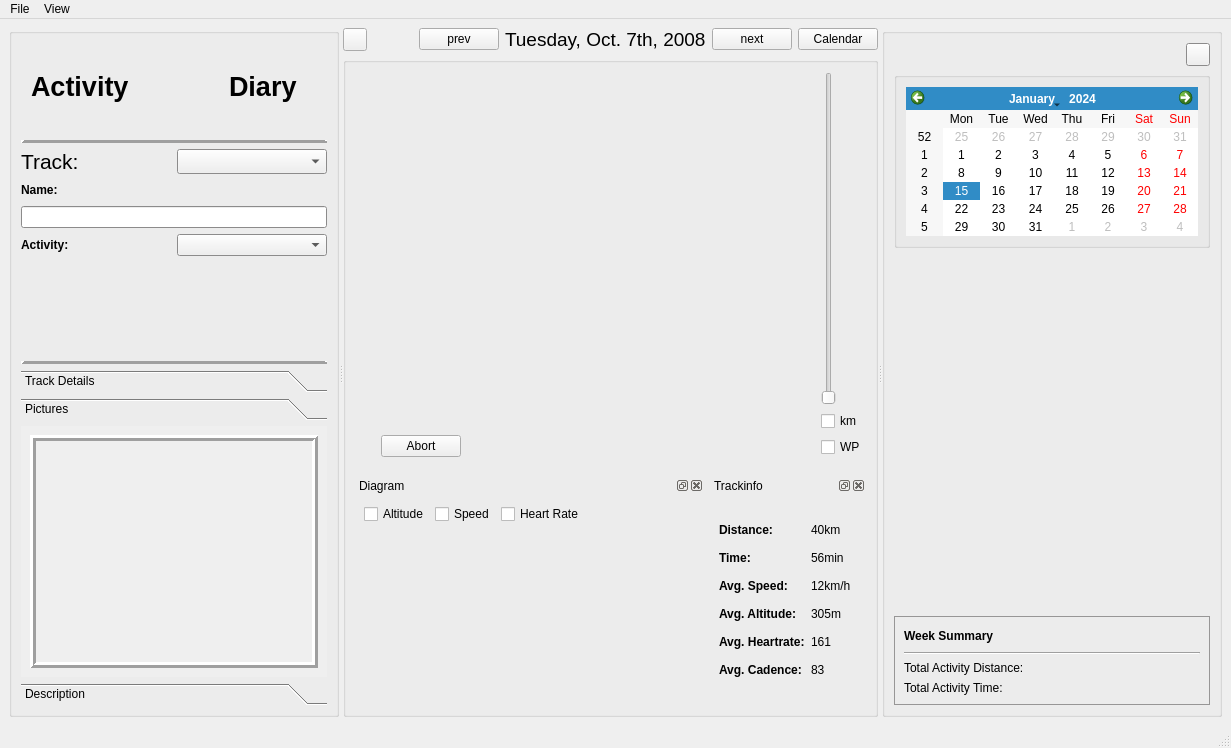
Qt form src/activitydiary.ui (tpatzig/activitydiary) before a commit.
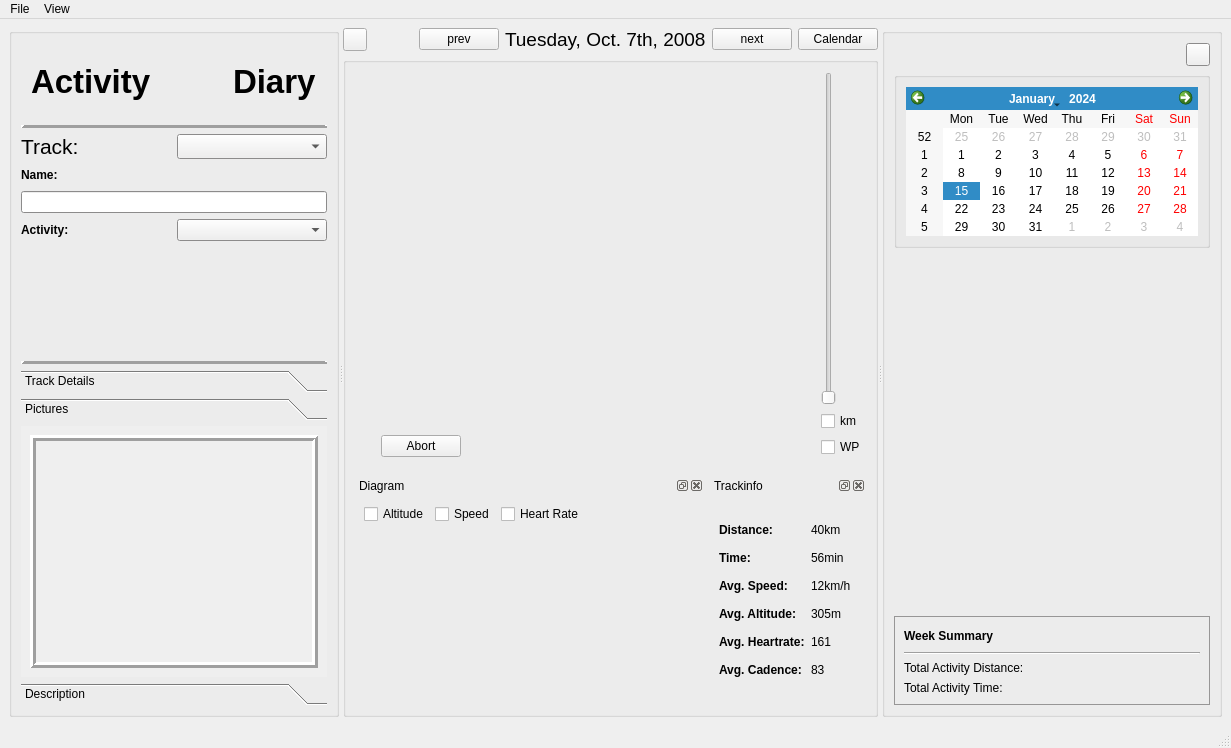
The same form after that commit. The open tabs and pages were chosen to show the change. Custom widgets are drawn as their Qt base class.

Diff of the .ui file:
```diff
--- a/src/activitydiary.ui
+++ b/src/activitydiary.ui
@@ -129,7 +129,7 @@
              <property name="sizeHint" stdset="0" >
               <size>
                <width>20</width>
-               <height>15</height>
+               <height>10</height>
               </size>
              </property>
             </spacer>
@@ -156,7 +156,7 @@
               <widget class="QLabel" name="label_2" >
                <property name="font" >
                 <font>
-                 <pointsize>20</pointsize>
+                 <pointsize>25</pointsize>
                  <weight>75</weight>
                  <bold>true</bold>
                 </font>
@@ -186,7 +186,7 @@
               <widget class="QLabel" name="label_4" >
                <property name="font" >
                 <font>
-                 <pointsize>20</pointsize>
+                 <pointsize>25</pointsize>
                  <weight>75</weight>
                  <bold>true</bold>
                 </font>
@@ -225,7 +225,7 @@
              <property name="sizeHint" stdset="0" >
               <size>
                <width>20</width>
-               <height>20</height>
+               <height>10</height>
               </size>
              </property>
             </spacer>
```
Left out of the diff: 4 changed lines with no effect on the pictures.
